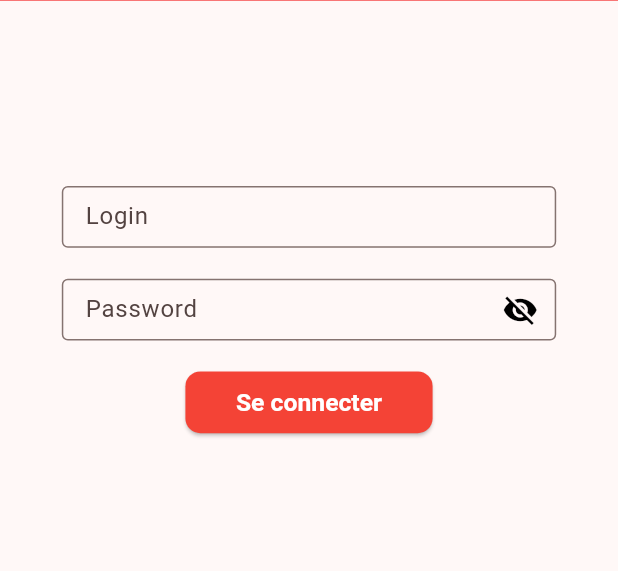
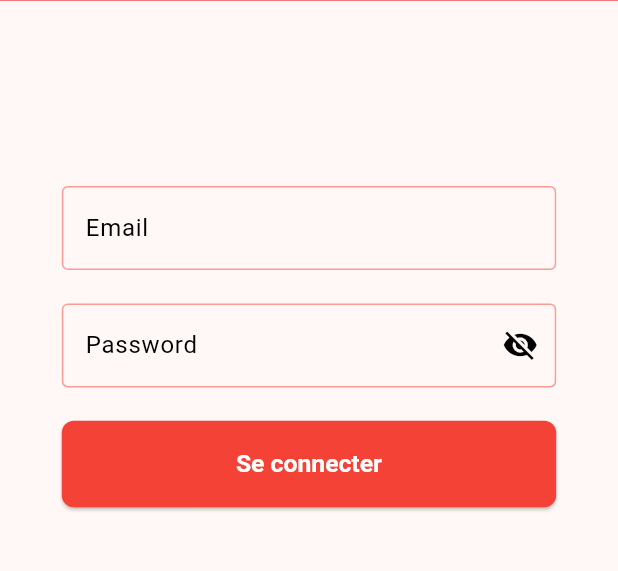
Before and after one commit to ke-saad/vogue_app, a Flutter app: the screen it shows after launch, on a phone screen of 412 x 824 dp, the part 207-778 px from its top. Run offline on Flutter 3.47's test engine with Material 3 defaults, Android fonts, the light colour scheme and no system bars; our stand-ins replace cloud_firestore, firebase_auth, firebase_core, firebase_storage, image_picker, logger; accounts and stored records are empty.

Commit message:
ninth commit

```diff
--- a/lib/src/login/components/email_field.dart
+++ b/lib/src/login/components/email_field.dart
@@ -10,6 +10,9 @@ class EmailField extends StatefulWidget {
 }
 
 class _EmailFieldState extends State<EmailField> {
+  final Color focusedBorderColor = Colors.red;
+  final Color unfocusedBorderColor = Colors.red.withOpacity(0.5);
+
   @override
   Widget build(BuildContext context) {
     double w = MediaQuery.of(context).size.width;
@@ -17,21 +20,22 @@ class _EmailFieldState extends State<EmailField> {
 
     return SizedBox(
       width: w * 0.8,
-      height: h * 0.05,
+      height: h * 0.07,
       child: TextFormField(
         controller: widget.controller,
         textAlign: TextAlign.center,
         decoration: InputDecoration(
+          labelText: 'Email',
+          labelStyle: const TextStyle(color: Colors.black),
           border: OutlineInputBorder(
-            borderSide: BorderSide(
-              color: Colors.red.withOpacity(0.5),
-            ),
+            borderSide: BorderSide(color: unfocusedBorderColor),
           ),
-          focusedBorder: const OutlineInputBorder(
-              borderSide: BorderSide(
-            color: Colors.red,
-          )),
-          labelText: 'Login',
+          focusedBorder: OutlineInputBorder(
+            borderSide: BorderSide(color: focusedBorderColor, width: 2.0),
+          ),
+          enabledBorder: OutlineInputBorder(
+            borderSide: BorderSide(color: unfocusedBorderColor, width: 1.0),
+          ),
         ),
       ),
     );
--- a/lib/src/login/components/form_button.dart
+++ b/lib/src/login/components/form_button.dart
@@ -17,16 +17,17 @@ class FormButton extends StatelessWidget {
     double h = MediaQuery.of(context).size.height;
 
     return SizedBox(
-      width: w * 0.4,
-      height: h * 0.05,
+      width: w * 0.8,
+      height: h * 0.07,
       child: ElevatedButton(
         style: ElevatedButton.styleFrom(
           backgroundColor: Colors.red,
+          shape: RoundedRectangleBorder(
+            borderRadius: BorderRadius.circular(8),
+          ),
           textStyle: const TextStyle(
+            fontWeight: FontWeight.bold,
             color: Colors.white,
-          ),
-          shape: RoundedRectangleBorder(
-            borderRadius: BorderRadius.circular(10),
           ),
         ),
         onPressed: () async {
@@ -36,7 +37,7 @@ class FormButton extends StatelessWidget {
           );
           if (userInfo != null) {
             logger.i('Login successful: $userInfo');
-          } else if (emailController.text.isEmpty || passwordController.text.isEmpty){
+          } else if (emailController.text.isEmpty || passwordController.text.isEmpty) {
             logger.w('Login failed: Please fill in all fields');
           } else {
             logger.w('Login failed: Invalid email or password');
--- a/lib/src/login/components/password_field.dart
+++ b/lib/src/login/components/password_field.dart
@@ -11,12 +11,8 @@ class PasswordField extends StatefulWidget {
 
 class _PasswordFieldState extends State<PasswordField> {
   bool _passwordVisible = false;
-
-  @override
-  void initState() {
-    super.initState();
-    _passwordVisible = false;
-  }
+  final Color focusedBorderColor = Colors.red;
+  final Color unfocusedBorderColor = Colors.red.withOpacity(0.5);
 
   @override
   Widget build(BuildContext context) {
@@ -25,23 +21,22 @@ class _PasswordFieldState extends State<PasswordField> {
 
     return SizedBox(
       width: w * 0.8,
-      height: h * 0.05,
+      height: h * 0.07,
       child: TextFormField(
         controller: widget.controller,
         textAlign: TextAlign.center,
         obscureText: !_passwordVisible,
         decoration: InputDecoration(
           labelText: 'Password',
-          hintText: 'Enter your password',
+          labelStyle: const TextStyle(color: Colors.black),
           border: OutlineInputBorder(
-            borderSide: BorderSide(
-              color: Colors.red.withOpacity(0.5),
-            ),
+            borderSide: BorderSide(color: unfocusedBorderColor),
           ),
-          focusedBorder: const OutlineInputBorder(
-            borderSide: BorderSide(
-              color: Colors.red,
-            ),
+          focusedBorder: OutlineInputBorder(
+            borderSide: BorderSide(color: focusedBorderColor, width: 2.0),
+          ),
+          enabledBorder: OutlineInputBorder(
+            borderSide: BorderSide(color: unfocusedBorderColor, width: 1.0),
           ),
           suffixIcon: IconButton(
             icon: Icon(
@@ -49,11 +44,9 @@ class _PasswordFieldState extends State<PasswordField> {
               color: Colors.black,
             ),
             onPressed: () {
-              setState(
-                () {
-                  _passwordVisible = !_passwordVisible;
-                },
-              );
+              setState(() {
+                _passwordVisible = !_passwordVisible;
+              });
             },
           ),
         ),
```
